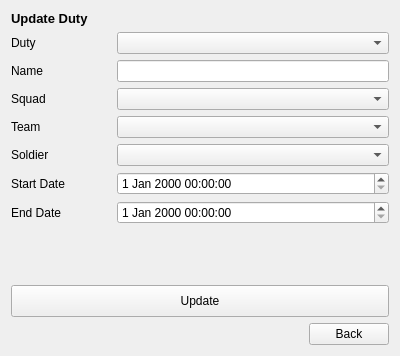
Qt form Views/updatedutyview.ui (MehmetHY/MilitaryOutpostManagement-Qt5) before a commit.
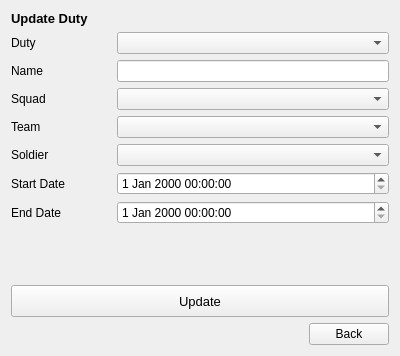
The same form after that commit.

Commit message: rearranged update team ui

Diff of the .ui file:
```diff
--- a/Views/updatedutyview.ui
+++ b/Views/updatedutyview.ui
@@ -231,6 +231,11 @@
        <height>32</height>
       </size>
      </property>
+     <property name="font">
+      <font>
+       <pointsize>10</pointsize>
+      </font>
+     </property>
      <property name="cursor">
       <cursorShape>PointingHandCursor</cursorShape>
      </property>
```
The commit also changes 4 other files.
